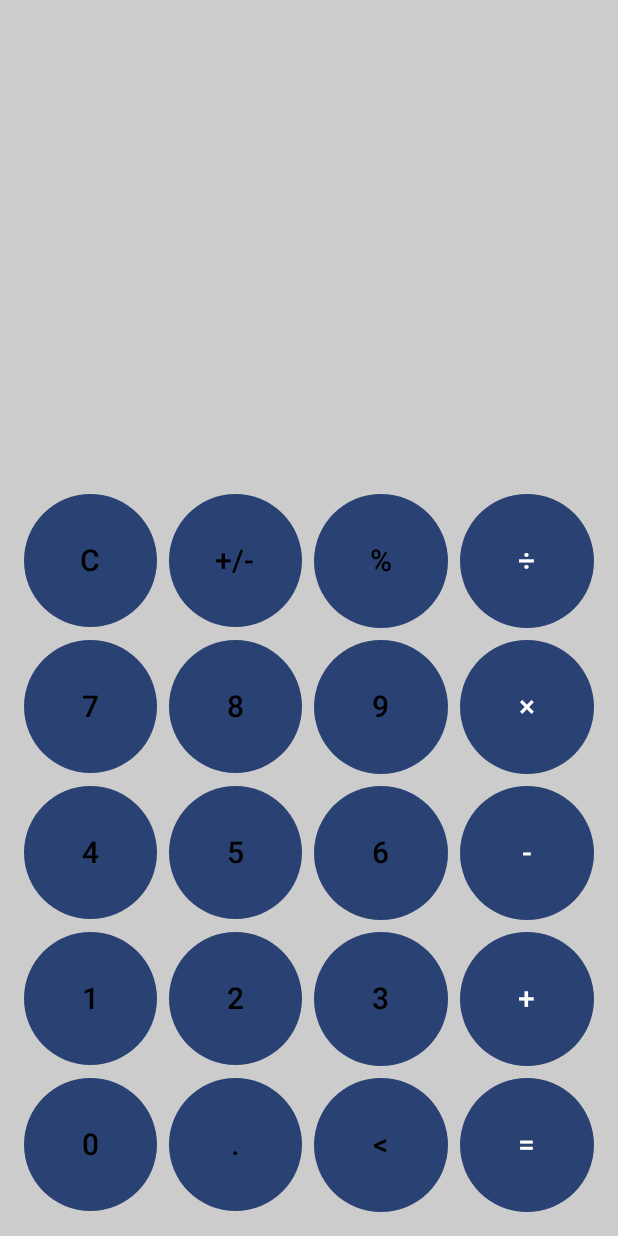
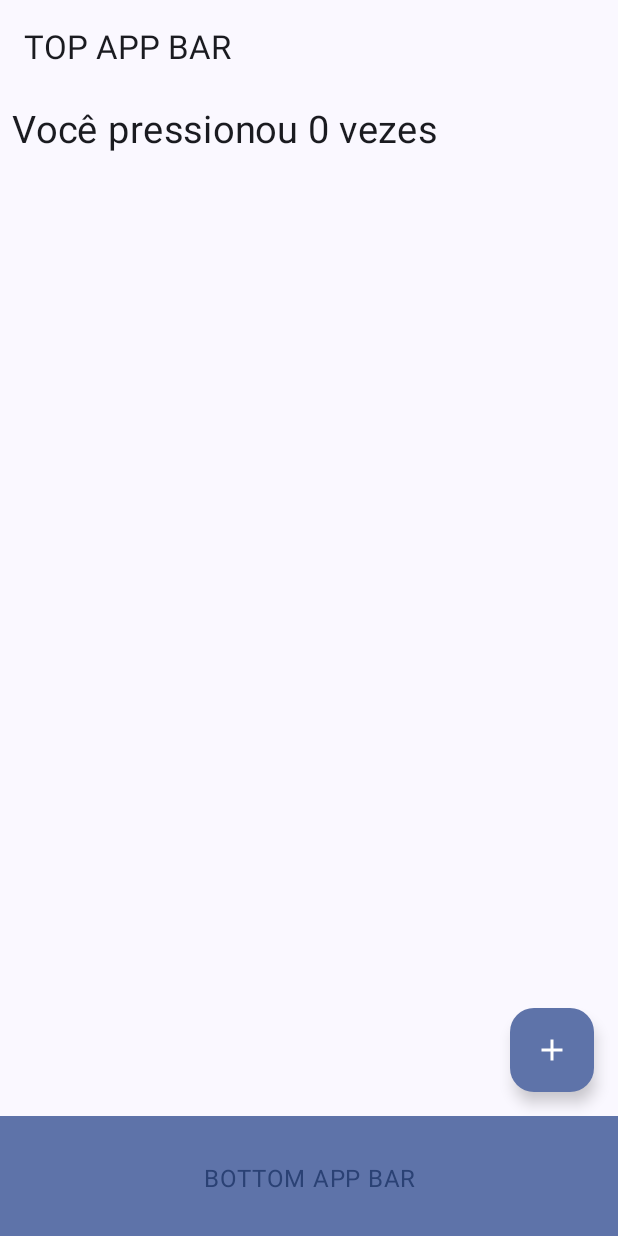
Before and after one commit to willonf/jetpack-compose, an Android app built with Jetpack Compose: the screen it shows after launch (MainActivity), on a phone screen of 412 x 824 dp. Run offline under Robolectric (Android 15) with nearby library versions, the phone set to English and light mode, and no system bars.

```diff
--- a/app/src/main/java/com/example/applications/MainActivity.kt
+++ b/app/src/main/java/com/example/applications/MainActivity.kt
@@ -7,21 +7,24 @@ import androidx.activity.compose.setContent
 import androidx.activity.enableEdgeToEdge
 import androidx.compose.foundation.background
 import androidx.compose.foundation.layout.Arrangement
-import androidx.compose.foundation.layout.Box
 import androidx.compose.foundation.layout.Column
-import androidx.compose.foundation.layout.PaddingValues
 import androidx.compose.foundation.layout.Row
 import androidx.compose.foundation.layout.aspectRatio
+import androidx.compose.foundation.layout.fillMaxHeight
 import androidx.compose.foundation.layout.fillMaxSize
 import androidx.compose.foundation.layout.fillMaxWidth
 import androidx.compose.foundation.layout.padding
-import androidx.compose.foundation.lazy.grid.GridCells
-import androidx.compose.foundation.lazy.grid.LazyVerticalGrid
-import androidx.compose.foundation.shape.CircleShape
+import androidx.compose.material.icons.Icons
+import androidx.compose.material.icons.filled.Add
+import androidx.compose.material3.BottomAppBar
 import androidx.compose.material3.Button
-import androidx.compose.material3.ButtonDefaults
+import androidx.compose.material3.ExperimentalMaterial3Api
+import androidx.compose.material3.FloatingActionButton
+import androidx.compose.material3.Icon
+import androidx.compose.material3.MaterialTheme
 import androidx.compose.material3.Scaffold
 import androidx.compose.material3.Text
+import androidx.compose.material3.TopAppBar
 import androidx.compose.runtime.Composable
 import androidx.compose.runtime.getValue
 import androidx.compose.runtime.mutableIntStateOf
@@ -45,7 +48,7 @@ class MainActivity : ComponentActivity() {
         enableEdgeToEdge()
         setContent {
             ApplicationsTheme {
-                CalculatorScreen()
+                ExemploScaffold()
             }
         }
     }
@@ -57,37 +60,38 @@ fun CalculatorScreen() {
     var result by remember { mutableStateOf("") }
     var operadorEscolhido by remember { mutableStateOf<Char?>(null) }
     var valor1 by remember { mutableStateOf<Double?>(null) }
-    var operand2 by remember { mutableStateOf<Double?>(null) }
+    var valor2 by remember { mutableStateOf<Double?>(null) }
 
-    fun handleInput(value: String) {
-        when (value) {
+    fun handleInput(label: String) {
+        when (label) {
             "C" -> {
                 entrada = ""
                 result = ""
                 operadorEscolhido = null
                 valor1 = null
-                operand2 = null
+                valor2 = null
             }
+
             "+", "-", "×", "÷" -> {
                 if (valor1 == null && entrada.isNotEmpty()) {
                     valor1 = entrada.toDoubleOrNull()
-                    operadorEscolhido = value.first()
+                    operadorEscolhido = label.first()
                     entrada = ""
                 }
             }
+
             "=" -> {
-                if (valor1 != null && entrada.isNotEmpty()) {
-                    operand2 = entrada.toDoubleOrNull()
-                    if (operand2 != null) {
-                        result = performCalculation(valor1!!, operand2!!, operadorEscolhido)
-                        entrada = result
-                        valor1 = null
-                        operand2 = null
-                        operadorEscolhido = null
-                    }
+                valor2 = entrada.toDoubleOrNull()
+                if (valor2 != null) {
+                    result = calcular(valor1!!, valor2!!, operadorEscolhido)
+                    entrada = result
+                    valor1 = null
+                    valor2 = null
+                    operadorEscolhido = null
                 }
             }
-            else -> entrada += value
+
+            else -> entrada += label
         }
     }
 
@@ -145,12 +149,21 @@ fun CalculatorScreen() {
                             modifier = Modifier
                                 .weight(1f)
                                 .aspectRatio(1f),
-
-                            ) {
+                        ) {
                             Text(
                                 text = label,
                                 fontSize = 20.sp,
-                                color = if (label in listOf("÷", "×", "-", "+", "=")) Color.White else Color.Black
+                                color = if (label in listOf(
+                                        "÷",
+                                        "×",
+                                        "-",
+                                        "+",
+                                        "=",
+                                        "C",
+                                        "%",
+                                        "+/-"
+                                    )
+                                ) Color.White else Color.Black
                             )
                         }
                     }
@@ -160,7 +173,7 @@ fun CalculatorScreen() {
     }
 }
 
-fun performCalculation(operando1: Double, operando2: Double, operador: Char?): String {
+fun calcular(operando1: Double, operando2: Double, operador: Char?): String {
     return when (operador) {
         '+' -> (operando1 + operando2).toString()
         '-' -> (operando1 - operando2).toString()
@@ -170,12 +183,67 @@ fun performCalculation(operando1: Double, operando2: Double, operador: Char?): S
     }
 }
 
+@Composable
+fun ExemploColumn() {
+    Column(
+        modifier = Modifier.fillMaxHeight(),
+        verticalArrangement = Arrangement.SpaceBetween
+    ) {
+        Text(text = "Topo", fontSize = 40.sp)
+        Text(text = "Centro", fontSize = 40.sp)
+        Text(text = "Base", fontSize = 40.sp)
+    }
+}
+
+@OptIn(ExperimentalMaterial3Api::class)
+@Composable
+fun ExemploScaffold() {
+    var pressionado by remember { mutableIntStateOf(0) }
+
+    Scaffold(
+        topBar = {
+            TopAppBar(title = { Text(text = "TOP APP BAR") })
+        },
+        bottomBar = {
+            BottomAppBar(
+                containerColor = MaterialTheme.colorScheme.primaryContainer,
+                contentColor = MaterialTheme.colorScheme.primary
+            ) {
+                Text(
+                    "BOTTOM APP BAR",
+                    modifier = Modifier.fillMaxWidth(),
+                    textAlign = TextAlign.Center
+                )
+            }
+        },
+        floatingActionButton = {
+            FloatingActionButton(
+                onClick = { pressionado++ }
+            ) {
+                Icon(Icons.Default.Add, contentDescription = "")
+            }
+        }
+    ) { innerPadding ->
+        Column(
+            modifier = Modifier.padding(innerPadding),
+            verticalArrangement = Arrangement.spacedBy(16.dp)
+        ) {
+            Text(
+                text = "Você pressionou $pressionado vezes",
+                modifier = Modifier.padding(8.dp),
+                fontSize = 25.sp
+            )
+        }
+
+    }
+
+}
+
 
 @Preview(showBackground = true, showSystemUi = true)
 @Composable
 fun GreetingPreview() {
     ApplicationsTheme {
-
-        CalculatorScreen()
+        ExemploScaffold()
     }
 }
```
